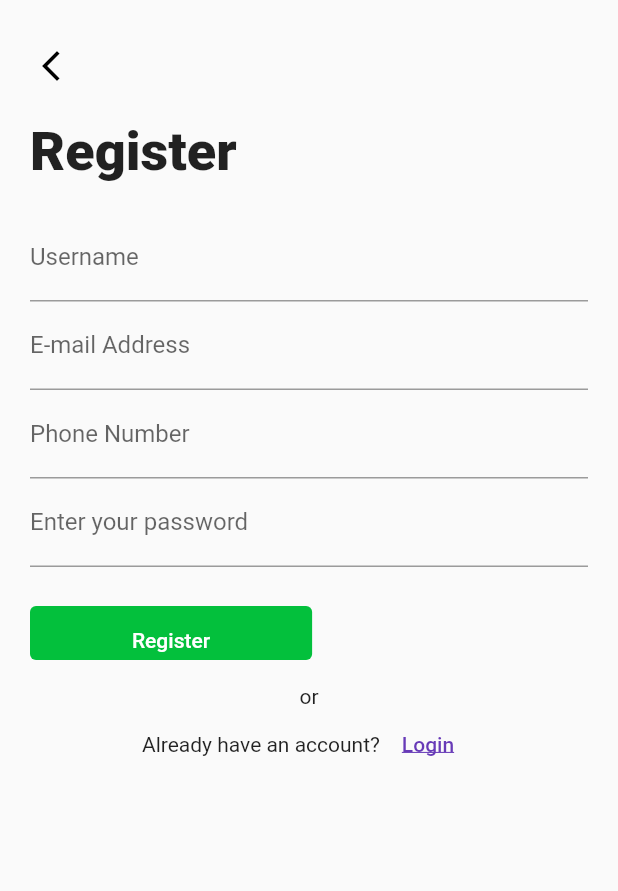
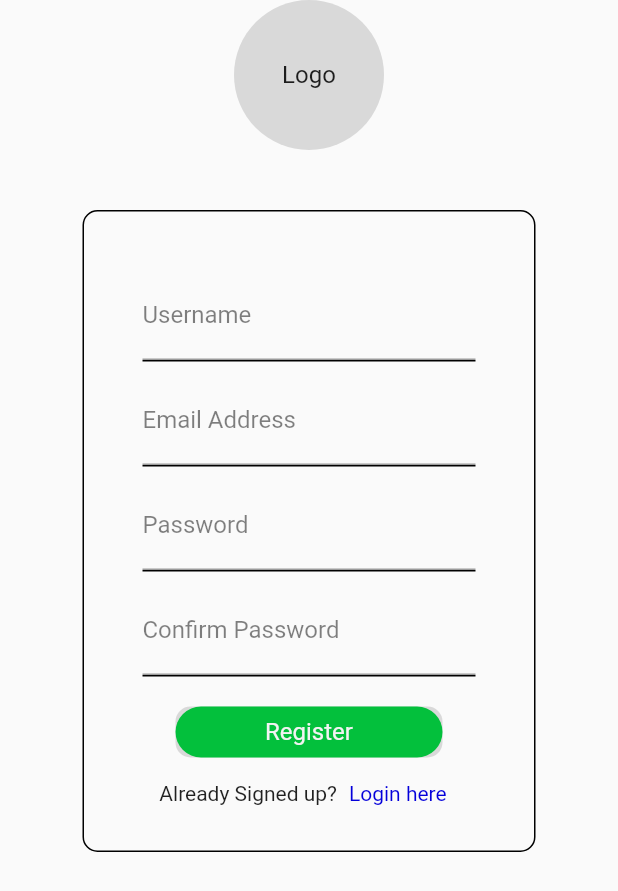
Before and after one commit to DhafinFawwaz/ITBCafeteriaSeller, a Flutter app: the RegisterPage screen opened by its route, on a phone screen of 412 x 824 dp. Shown: the top 891 px of the screen. Run offline on Flutter 3.47's test engine with Material 2 defaults, Android fonts, the light colour scheme and no system bars; our stand-ins replace group_button; missing offline and left inert: api_cache_manager; Roboto replaces fonts that are missing (inter).

Commit message:
Update UI Register

```diff
--- a/lib/const.dart
+++ b/lib/const.dart
@@ -3,6 +3,7 @@ import 'package:flutter/material.dart';
 
 const Color blackColor = Color(0xff000000);
 const Color halfTransparant = Color.fromRGBO(0, 0, 0, 0.498);
+const Color halfTransparantWhite = Color(0xffF3F3F3);
 const Color greyColor = Color(0xffD9D9D9);
 const Color acceptGreen = Color(0xff03C03C);
 const Color linkColor = Color(0xff0400DA);
--- a/lib/screens/auth/login.dart
+++ b/lib/screens/auth/login.dart
@@ -2,7 +2,6 @@ import 'package:flutter/material.dart';
 import 'package:itb_cafeteria_seller/widgets/rounded_button.dart';
 import '../../model/login_model.dart';
 import '../../services/api_service.dart';
-import '../../widgets/normal_button.dart';
 import 'package:itb_cafeteria_seller/const.dart';
 
 class LoginPage extends StatefulWidget {
@@ -18,6 +17,7 @@ class _LoginPageState extends State<LoginPage> {
   final GlobalKey<FormState> _formKey = GlobalKey<FormState>();
   String? email;
   String? password;
+  String? username;
   String? currentPassword;
 
   void onSubmit() async {
@@ -64,8 +64,7 @@ class _LoginPageState extends State<LoginPage> {
   @override
   Widget build(BuildContext context) {
     return Scaffold(
-      body: Container(
-          child: Form(
+        body: Form(
       key: _formKey,
       child: ListView(
         children: <Widget>[
@@ -101,8 +100,8 @@ class _LoginPageState extends State<LoginPage> {
                           width: 222,
                           decoration: const BoxDecoration(
                               border: Border(
-                                    bottom: BorderSide(
-                                        width: 1, color: blackColor))),
+                                  bottom:
+                                      BorderSide(width: 1, color: blackColor))),
                           child: TextFormField(
                             keyboardType: TextInputType.emailAddress,
                             decoration: const InputDecoration(
@@ -122,8 +121,8 @@ class _LoginPageState extends State<LoginPage> {
                           width: 222,
                           decoration: const BoxDecoration(
                               border: Border(
-                                    bottom: BorderSide(
-                                        width: 1, color: blackColor))),
+                                  bottom:
+                                      BorderSide(width: 1, color: blackColor))),
                           child: TextFormField(
                             validator: (String? value) {
                               currentPassword = value;
@@ -146,8 +145,8 @@ class _LoginPageState extends State<LoginPage> {
                           width: 222,
                           decoration: const BoxDecoration(
                               border: Border(
-                                    bottom: BorderSide(
-                                        width: 1, color: blackColor))),
+                                  bottom:
+                                      BorderSide(width: 1, color: blackColor))),
                           child: TextFormField(
                             validator: (value) {
                               if (value != currentPassword) {
@@ -216,7 +215,6 @@ class _LoginPageState extends State<LoginPage> {
           ),
         ],
       ),
-      )),
-    );
+    ));
   }
 }
--- a/lib/screens/auth/register.dart
+++ b/lib/screens/auth/register.dart
@@ -1,8 +1,9 @@
 import 'package:flutter/material.dart';
 import '../../model/register_model.dart';
 import '../../services/api_service.dart';
-import '../../widgets/floating_back_button.dart';
+import 'package:itb_cafeteria_seller/const.dart';
 import '../../widgets/normal_button.dart';
+import 'package:itb_cafeteria_seller/widgets/rounded_button.dart';
 
 class RegisterPage extends StatefulWidget {
   const RegisterPage({super.key});
@@ -19,27 +20,28 @@ class _RegisterPageState extends State<RegisterPage> {
   String? email;
   String? telephone;
   String? password;
+  var currentPassword;
 
-  void onSubmit()
-  {
-
-    if(validateAndSave()) {
+  void onSubmit() {
+    if (validateAndSave()) {
       setState(() {
         isAPIcallProcess = true;
       });
 
-      RegisterRequest model = RegisterRequest(username: username!, email: email!, telephone: telephone!, password: password!);
+      RegisterRequest model = RegisterRequest(
+          username: username!,
+          email: email!,
+          telephone: telephone!,
+          password: password!);
 
       APIService.register(model).then((response) => {
             setState(() {
               isAPIcallProcess = false;
             }),
-        if(response.message != "success") {
-          onRegisterSuccess(response)
-        }
-        else {
-          onRegisterFailed(response)
-        }
+            if (response.message != "success")
+              {onRegisterSuccess(response)}
+            else
+              {onRegisterFailed(response)}
           });
     }
   }
@@ -50,6 +52,7 @@ class _RegisterPageState extends State<RegisterPage> {
     );
     ScaffoldMessenger.of(context).showSnackBar(snackBar);
   }
+
   void onRegisterSuccess(RegisterResponse response) {
     var snackBar = SnackBar(
       content: Text(response.message),
@@ -68,79 +71,178 @@ class _RegisterPageState extends State<RegisterPage> {
 
   @override
   Widget build(BuildContext context) {
-    final Size screenSize = MediaQuery.of(context).size;
-
     return Scaffold(
-      body:  Stack(
+      body: Form(
+        key: _formKey,
+        child: ListView(
+          children: <Widget>[
+            UnconstrainedBox(
+                child: Container(
+              margin: const EdgeInsets.only(bottom: 40),
+              height: 100,
+              width: 100,
+              padding: const EdgeInsets.fromLTRB(20, 40, 20, 35),
+              decoration: const BoxDecoration(
+                  color: greyColor,
+                  borderRadius: BorderRadius.all(Radius.circular(50))),
+              child: const Text("Logo",
+                  textAlign: TextAlign.center, style: TextStyle(fontSize: 16)),
+            )),
+            UnconstrainedBox(
+              child: SizedBox(
+                height: 428,
+                width: 302,
+                child: Container(
+                  decoration: BoxDecoration(
+                      border: Border.all(
+                          color: blackColor,
+                          width: 1.0,
+                          style: BorderStyle.solid),
+                      borderRadius:
+                          const BorderRadius.all(Radius.circular(10))),
+                  child: Column(
                     children: [
-          Padding(
-            padding: const EdgeInsets.all(20),
-            child: Form(
-              key: _formKey,
-              child: Column(
-                crossAxisAlignment: CrossAxisAlignment.start,
-                children: [
-
-                  const SizedBox(height: 60),
-                  const Text(
-                    "Register",
-                    style: TextStyle(
-                      fontSize: 36,
-                      fontWeight: FontWeight.w800,
+                      // Username
+                      Container(
+                        margin: EdgeInsets.only(top: 40),
+                        width: 222,
+                        decoration: const BoxDecoration(
+                            border: Border(
+                                bottom:
+                                    BorderSide(width: 1, color: blackColor))),
+                        child: TextFormField(
+                          keyboardType: TextInputType.name,
+                          decoration: const InputDecoration(
+                              labelText: "Username",
+                              hintText: 'Your name',
+                              labelStyle: TextStyle(
+                                  color: halfTransparant,
+                                  fontFamily: 'inter',
+                                  fontSize: 16)),
+                          obscureText: false,
+                          onSaved: (value) => username = value,
                         ),
                       ),
-                  const SizedBox(height: 20),
-                  TextFormField(
-                    keyboardType: TextInputType.name, // Use email input type for emails.
-                    decoration: InputDecoration(
-                      hintText: 'your name',
-                      labelText: 'Username'
-                    ),
-                    onSaved: (value) => username = value,
-
-                  ),
-                  TextFormField(
-                    keyboardType: TextInputType.emailAddress, // Use email input type for emails.
-                    decoration: InputDecoration(
-                      hintText: 'you@example.com',
-                      labelText: 'E-mail Address'
-                    ),
+                      // Email
+                      Container(
+                        margin: const EdgeInsets.only(top: 10),
+                        width: 222,
+                        decoration: const BoxDecoration(
+                            border: Border(
+                                bottom:
+                                    BorderSide(width: 1, color: blackColor))),
+                        child: TextFormField(
+                          keyboardType: TextInputType.emailAddress,
+                          decoration: const InputDecoration(
+                              labelText: "Email Address",
+                              hintText: 'you@gmail.com',
+                              labelStyle: TextStyle(
+                                  color: halfTransparant,
+                                  fontFamily: 'inter',
+                                  fontSize: 16)),
+                          obscureText: false,
                           onSaved: (value) => email = value,
                         ),
-                  TextFormField(
-                    keyboardType: TextInputType.phone, // Use email input type for emails.
-                    decoration: InputDecoration(
-                      hintText: '08123456789',
-                      labelText: 'Phone Number'
                       ),
-                    onSaved: (value) => telephone = value,
-                  ),
-                  TextFormField(
-                    obscureText: true, // Use secure text for passwords.
-                    decoration: InputDecoration(
-                      hintText: 'Password',
-                      labelText: 'Enter your password'
-                    ),
+
+                      //Password
+                      Container(
+                        margin: const EdgeInsets.only(top: 10),
+                        width: 222,
+                        decoration: const BoxDecoration(
+                            border: Border(
+                                bottom:
+                                    BorderSide(width: 1, color: blackColor))),
+                        child: TextFormField(
+                          validator: (value) {
+                            currentPassword = value;
+                            if (value != null && value.isEmpty) {
+                              return "Password is Empty";
+                            }
+
+                            return null;
+                          },
+                          decoration: const InputDecoration(
+                              labelText: "Password",
+                              hintText: 'Enter your Password',
+                              labelStyle: TextStyle(
+                                  color: halfTransparant,
+                                  fontFamily: 'inter',
+                                  fontSize: 16)),
+                          obscureText: false,
                           onSaved: (value) => password = value,
                         ),
-                  const SizedBox(height: 20),
-                  NormalButton(
+                      ),
+
+                      //Comfirm Password
+                      Container(
+                        margin: const EdgeInsets.only(top: 10),
+                        width: 222,
+                        decoration: const BoxDecoration(
+                            border: Border(
+                                bottom:
+                                    BorderSide(width: 1, color: blackColor))),
+                        child: TextFormField(
+                          validator: (value) {
+                            currentPassword = value;
+                            if (value != null && value.isEmpty) {
+                              return "Password is Empty";
+                            } else {
+                              if (value != currentPassword) {
+                                return "Password doesn't match";
+                              }
+                            }
+
+                            return null;
+                          },
+                          keyboardType: TextInputType.emailAddress,
+                          decoration: const InputDecoration(
+                              labelText: "Confirm Password",
+                              hintText: 'Confirm your Password',
+                              labelStyle: TextStyle(
+                                  color: halfTransparant,
+                                  fontFamily: 'inter',
+                                  fontSize: 16)),
+                          obscureText: false,
+                          onSaved: (value) => password = value,
+                        ),
+                      ),
+                      SizedBox(
+                        child: Container(
+                          margin: const EdgeInsets.only(top: 20),
+                          height: 34,
+                          width: 178,
+                          decoration: const BoxDecoration(
+                              color: greyColor,
+                              borderRadius:
+                                  BorderRadius.all(Radius.circular(10))),
+                          child: RoundedButton(
+                            textSize: 16,
+                            width: 68,
+                            height: 39,
                             text: "Register",
-                      onPressed: onSubmit
+                            color: acceptGreen,
+                            onPressed: onSubmit,
+                            borderRadius: BorderRadius.circular(19),
+                            textColor: halfTransparantWhite,
                           ),
-                  const SizedBox(height: 10),
-                  const Center(
-                    child: Text("or", textAlign: TextAlign.center),
+                        ),
                       ),
                       Row(
                         mainAxisAlignment: MainAxisAlignment.center,
                         children: [
-                      const Text("Already have an account?"),
+                          const Text(
+                            "Already Signed up?",
+                            style: TextStyle(
+                                fontSize: 14, fontWeight: FontWeight.w400),
+                          ),
                           TextButton(
-                        child: const Text("Login",
+                            child: const Text(
+                              "Login here",
                               style: TextStyle(
-                            decoration: TextDecoration.underline
-                          ),
+                                  color: linkColor,
+                                  fontSize: 14,
+                                  fontWeight: FontWeight.w400),
                             ),
                             onPressed: () {
                               Navigator.pop(context);
@@ -148,22 +250,14 @@ class _RegisterPageState extends State<RegisterPage> {
                           )
                         ],
                       )
-
                     ],
                   ),
                 ),
-
               ),
-
-          Positioned(
-            top: 20,
-            left: 10,
-            child: FloatingBackButton(Colors.black),
             ),
           ],
-      )
-
-
+        ),
+      ),
     );
   }
 }
--- a/lib/widgets/rounded_button.dart
+++ b/lib/widgets/rounded_button.dart
@@ -10,8 +10,10 @@ class RoundedButton extends StatelessWidget {
       this.pad,
       required this.height,
       this.textSize,
-      required this.width});
+      required this.width,
+      this.textColor});
 
+  Color? textColor = Colors.white;
   double? textSize = 16;
   double height = 39;
   double width = 178;
@@ -40,9 +42,7 @@ class RoundedButton extends StatelessWidget {
         text,
         textAlign: TextAlign.center,
         style: TextStyle(
-            color: Colors.white,
-            fontSize: textSize,
-            fontWeight: FontWeight.w400),
+            color: textColor, fontSize: textSize, fontWeight: FontWeight.w400),
       ),
     );
   }
```
Lines whose indentation alone changed are shown as unchanged.
